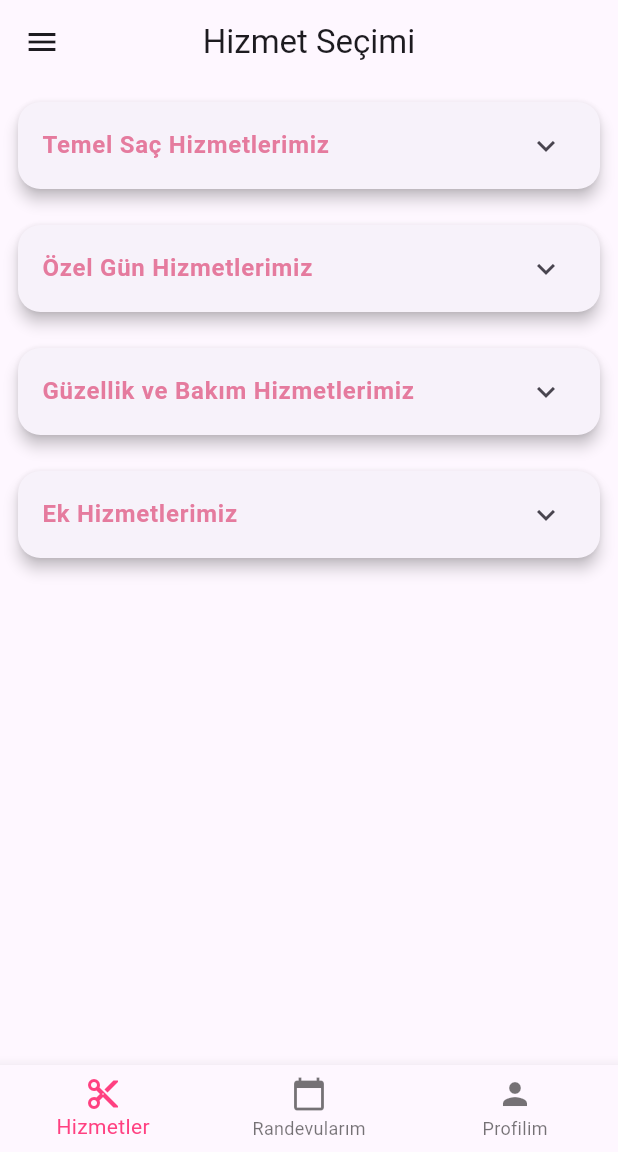
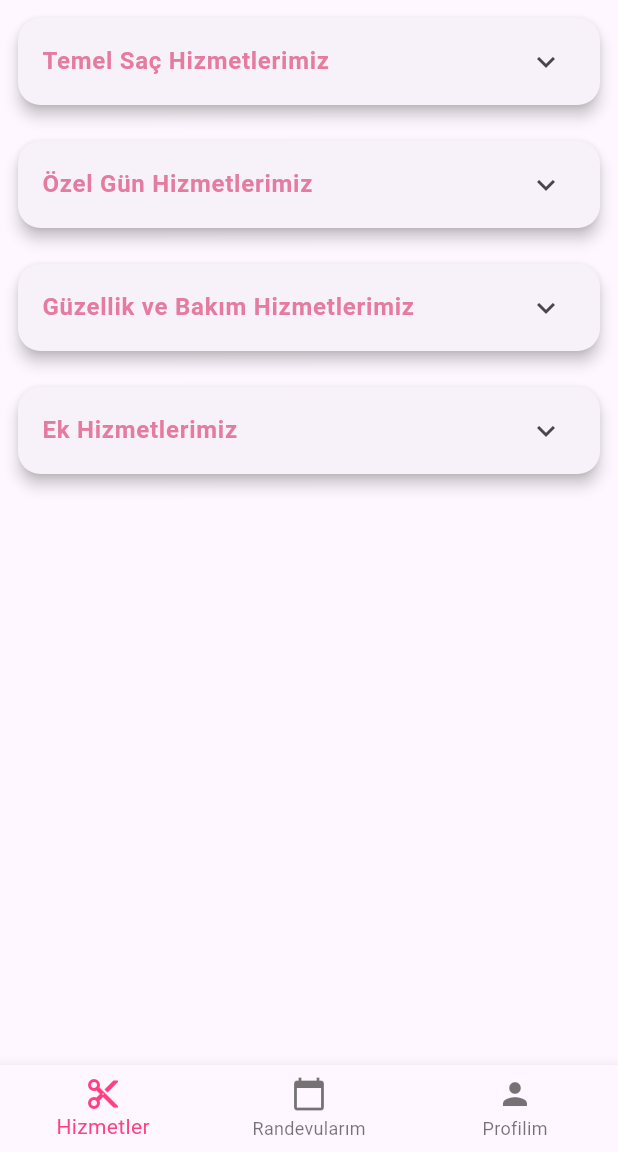
Before and after one commit to kubranurboyraz/243301029_k-branurboyraz_flutter_proje, a Flutter app: the AnaKisim screen opened directly, on a phone screen of 412 x 824 dp, the part 84-1236 px from its top. Run offline on Flutter 3.47's test engine with Material 3 defaults, Android fonts, the phone set to English and light mode, and no system bars; our stand-ins replace sqflite; accounts and stored records are empty.

Commit message:
çift menü hatası çözüldü ve sayfa yapısındaki gerekli sadeleştirmeler yapıldı.

```diff
--- a/lib/ana_kisim.dart
+++ b/lib/ana_kisim.dart
@@ -2,15 +2,18 @@ import 'package:flutter/material.dart';
 import 'hizmetler_ekran.dart';
 import 'randevular_ekran.dart';
 import 'profil_ekran.dart';
+import 'log_ekrani.dart';
+import 'main.dart';
 
 class AnaKisim extends StatefulWidget {
-  const AnaKisim({super.key});
+  final String kullaniciRolu;
+
+  const AnaKisim({super.key, required this.kullaniciRolu});
 
   @override
   State<AnaKisim> createState() => _AnaKisimState();
 }
 
-// ignore: unused_field
 class _AnaKisimState extends State<AnaKisim> {
   int sec = 0;
 
@@ -44,12 +47,30 @@ class _AnaKisimState extends State<AnaKisim> {
               title: const Text("Hakkımızda"),
               onTap: () {},
             ),
+
+            if (widget.kullaniciRolu == 'yönetici')
+              ListTile(
+                leading: const Icon(Icons.history, color: Colors.blue),
+                title: const Text(" Tüm Sistem Geçmişi Log Kayıtları"),
+                onTap: () {
+                  Navigator.pop(context);
+                  Navigator.push(
+                    context,
+                    MaterialPageRoute(builder: (context) => const LogEkrani()),
+                  );
+                },
+              ),
             const Divider(),
             ListTile(
-              leading: const Icon(Icons.logout),
+              leading: const Icon(Icons.logout, color: Colors.redAccent),
               title: const Text("Çıkış Yap"),
               onTap: () {
                 Navigator.pop(context);
+
+                Navigator.pushReplacement(
+                  context,
+                  MaterialPageRoute(builder: (context) => const LoginScreen()),
+                );
               },
             ),
           ],
@@ -66,7 +87,7 @@ class _AnaKisimState extends State<AnaKisim> {
       bottomNavigationBar: BottomNavigationBar(
         currentIndex: sec,
         selectedItemColor: Colors.pinkAccent,
-        onTap: (index) {
+        onTap: (index) async {
           debugPrint("[LOG] Sekme değiştirildi: $index");
           setState(() {
             sec = index;
--- a/lib/hizmetler_ekran.dart
+++ b/lib/hizmetler_ekran.dart
@@ -5,57 +5,7 @@ class HizmetlerEkran extends StatelessWidget {
 
   @override
   Widget build(BuildContext context) {
-    return Scaffold(
-      drawer: Drawer(
-        child: ListView(
-          padding: EdgeInsets.zero,
-          children: [
-            const DrawerHeader(
-              decoration: BoxDecoration(
-                color: Color.fromARGB(255, 177, 80, 112),
-              ),
-              child: Column(
-                crossAxisAlignment: CrossAxisAlignment.start,
-                children: [
-                  CircleAvatar(
-                    radius: 20,
-                    backgroundColor: Colors.white,
-                    child: Icon(Icons.person, color: Colors.pinkAccent),
-                  ),
-                  SizedBox(height: 8),
-                  Text(
-                    "Kübra Nur Boyraz",
-                    style: TextStyle(color: Colors.white, fontSize: 15),
-                  ),
-                ],
-              ),
-            ),
-            ListTile(
-              leading: const Icon(Icons.home),
-              title: const Text("Ana Sayfa"),
-              onTap: () => Navigator.pop(context),
-            ),
-            ListTile(
-              leading: const Icon(Icons.history),
-              title: const Text("Randevular"),
-              onTap: () {},
-            ),
-            ListTile(
-              leading: const Icon(Icons.settings),
-              title: const Text("Ayarlar"),
-              onTap: () {},
-            ),
-            const Divider(),
-            ListTile(
-              leading: const Icon(Icons.logout),
-              title: const Text("Çıkış Yap"),
-              onTap: () {},
-            ),
-          ],
-        ),
-      ),
-      appBar: AppBar(title: const Text("Hizmet Seçimi"), centerTitle: true),
-      body: SingleChildScrollView(
+    return SingleChildScrollView(
       child: Column(
         children: [
           kategoriler(context, "Temel Saç Hizmetlerimiz", [
@@ -77,7 +27,6 @@ class HizmetlerEkran extends StatelessWidget {
             "Evde Kuaför Hizmeti",
           ]),
         ],
-        ),
       ),
     );
   }
@@ -114,9 +63,7 @@ class HizmetlerEkran extends StatelessWidget {
                       backgroundColor: const Color.fromARGB(255, 225, 175, 192),
                     ),
                     onPressed: () {
-                      debugPrint(
-                        "[LOG] $hizmet için randevu alınıyor.",
-                      ); // Log Kuralı
+                      debugPrint("[LOG] $hizmet için randevu alınıyor.");
                     },
                     child: const Text(
                       "Randevu Al",
```
Lines whose indentation alone changed are shown as unchanged.
